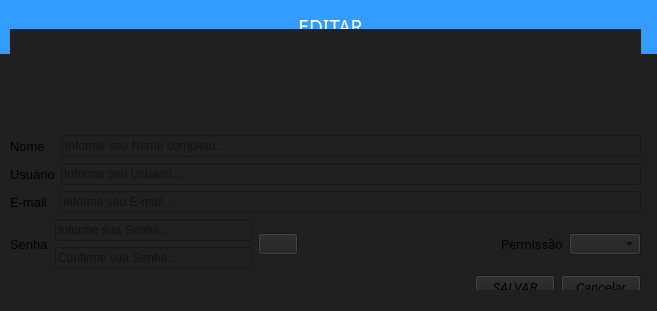
Above: Prototipo HostInn/Telas/Editar.ui from EndrewFerreira/HOSTIIN before the change. Below: the same form after it.
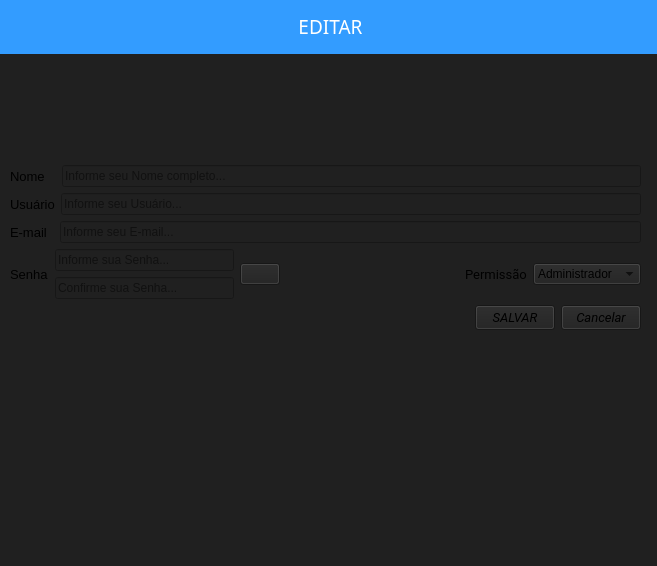
That is the form after the change. The open tabs and pages were chosen to show the change.

Commit message: atualizações de telas de edição

Diff of the .ui file:
```diff
--- a/Prototipo HostInn/Telas/Editar.ui
+++ b/Prototipo HostInn/Telas/Editar.ui
@@ -7,7 +7,7 @@
     <x>0</x>
     <y>0</y>
     <width>657</width>
-    <height>311</height>
+    <height>566</height>
    </rect>
   </property>
   <property name="windowTitle">
@@ -23,7 +23,7 @@
       <x>0</x>
       <y>-1</y>
       <width>661</width>
-      <height>311</height>
+      <height>371</height>
      </rect>
     </property>
     <property name="styleSheet">
@@ -437,9 +437,9 @@
       <property name="geometry">
        <rect>
         <x>10</x>
-        <y>30</y>
+        <y>60</y>
         <width>631</width>
-        <height>261</height>
+        <height>331</height>
        </rect>
       </property>
       <property name="styleSheet">
@@ -841,7 +841,23 @@
             </widget>
            </item>
            <item>
-            <widget class="QComboBox" name="comboBox_2"/>
+            <widget class="QComboBox" name="combo_permissoedit">
+             <item>
+              <property name="text">
+               <string>Administrador</string>
+              </property>
+             </item>
+             <item>
+              <property name="text">
+               <string>Gerente</string>
+              </property>
+             </item>
+             <item>
+              <property name="text">
+               <string>Recepcionista</string>
+              </property>
+             </item>
+            </widget>
            </item>
           </layout>
          </item>
```
Left out of the diff: 2 changed lines with no effect on the pictures. The commit also changes 3 other files.
